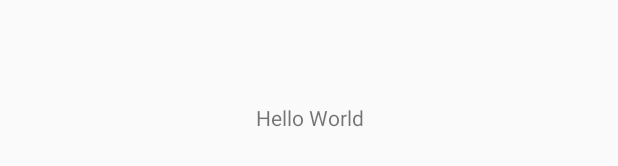
After one commit to jdvp/BaseAndroidApplication, an Android app: the layout fragment_main.xml on its own in the app's theme, with its tools: preview values and no code run, on a phone screen of 412 x 824 dp. The commit adds this screen. Shown: the part 500-666 px from the top of the screen. Run offline under Robolectric (Android 15) with nearby library versions, the phone set to English and light mode, and no system bars.

Commit message:
No Ticket : Use Android Navigation Component

```diff
--- a/app/src/main/java/me/jdvp/baseandroidapplication/application/ViewsModule.kt
+++ b/app/src/main/java/me/jdvp/baseandroidapplication/application/ViewsModule.kt
@@ -3,6 +3,7 @@ package me.jdvp.baseandroidapplication.application
 import dagger.Module
 import dagger.android.ContributesAndroidInjector
 import me.jdvp.baseandroidapplication.activity.MainActivity
+import me.jdvp.baseandroidapplication.fragment.MainFragment
 
 /**
  * Module that defines which views will be injected
@@ -11,4 +12,7 @@ import me.jdvp.baseandroidapplication.activity.MainActivity
 internal abstract class ViewsModule {
     @ContributesAndroidInjector
     abstract fun mainActivity(): MainActivity
+
+    @ContributesAndroidInjector
+    abstract fun mainFragment(): MainFragment
 }
--- /dev/null
+++ b/app/src/main/res/layout/fragment_main.xml
@@ -0,0 +1,15 @@
+<?xml version="1.0" encoding="utf-8"?>
+<LinearLayout xmlns:android="http://schemas.android.com/apk/res/android"
+    android:id="@+id/fragment_container"
+    android:layout_width="match_parent"
+    android:layout_height="match_parent"
+    android:orientation="vertical">
+
+    <TextView
+        android:id="@+id/hello_world_text_view"
+        android:layout_width="match_parent"
+        android:layout_height="match_parent"
+        android:gravity="center"
+        android:text="@string/hello_world"
+        android:textAlignment="center" />
+</LinearLayout>
```
Also changed, not shown: app/src/main/java/me/jdvp/baseandroidapplication/fragment/MainFragment.kt (added, +18 -0 lines), app/src/main/res/layout/activity_main.xml (+6 -12 lines), app/src/main/res/navigation/nav_graph.xml (added, +10 -0 lines), 1 other file.
